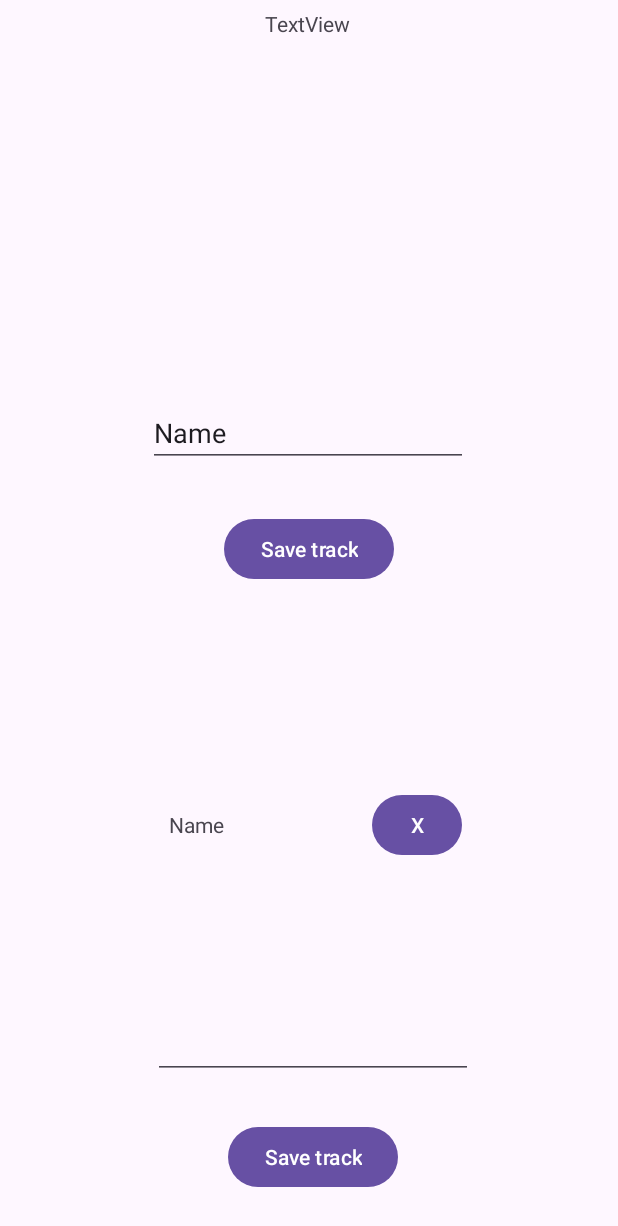
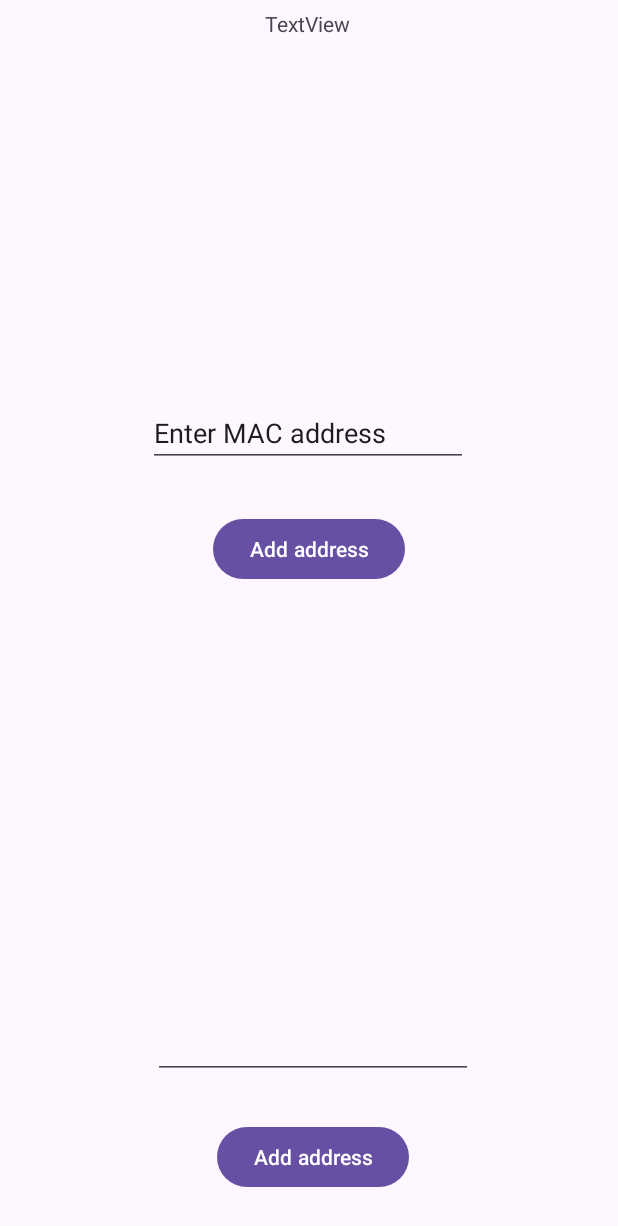
Before and after one commit to addi-02/BLETimingApp, an Android app: the screen it shows after launch (MainActivity), after a tap on an icon or button, on a phone screen of 412 x 824 dp. Shown: the top 1226 px of the screen. Run offline under Robolectric (Android 15) with nearby library versions, the phone set to English and light mode, and no system bars; 1 other tap on this screen came first.

Commit message:
Fixed so that addresses can be deleted properly, changed text in tracks fragment

```diff
--- a/app/src/main/java/com/example/thesis/MacAdapter.java
+++ b/app/src/main/java/com/example/thesis/MacAdapter.java
@@ -49,10 +49,12 @@
             btnDelete = itemView.findViewById(R.id.button_delete);
 
             btnDelete.setOnClickListener(new View.OnClickListener() {
-                int position = getAdapterPosition();
                 @Override
                 public void onClick(View view) {
-                    deleteClickListener.onDelete(position);
+                    int position = getAdapterPosition();
+                    if (position != RecyclerView.NO_POSITION) {
+                        deleteClickListener.onDelete(position);
+                    }
                 }
             });
         }
--- a/app/src/main/res/layout/fragment_tracks.xml
+++ b/app/src/main/res/layout/fragment_tracks.xml
@@ -47,7 +47,7 @@
         android:id="@+id/button_add_finish_address"
         android:layout_width="wrap_content"
         android:layout_height="wrap_content"
-        android:text="Save track"
+        android:text="Add address"
         app:layout_constraintBottom_toBottomOf="parent"
         app:layout_constraintEnd_toEndOf="parent"
         app:layout_constraintHorizontal_bias="0.51"
@@ -59,7 +59,7 @@
         android:id="@+id/button_add_start_address"
         android:layout_width="wrap_content"
         android:layout_height="wrap_content"
-        android:text="Save track"
+        android:text="Add address"
         app:layout_constraintBottom_toBottomOf="parent"
         app:layout_constraintEnd_toEndOf="parent"
         app:layout_constraintStart_toStartOf="parent"
@@ -72,7 +72,7 @@
         android:layout_height="wrap_content"
         android:ems="10"
         android:inputType="text"
-        android:text="Name"
+        android:text="Enter MAC address"
         app:layout_constraintBottom_toBottomOf="parent"
         app:layout_constraintEnd_toEndOf="parent"
         app:layout_constraintHorizontal_bias="0.512"
@@ -86,7 +86,7 @@
         android:layout_height="wrap_content"
         android:ems="10"
         android:inputType="text"
-        android:text="Name"
+        android:text="Enter MAC address"
         app:layout_constraintBottom_toBottomOf="parent"
         app:layout_constraintEnd_toEndOf="parent"
         app:layout_constraintHorizontal_bias="0.497"
```
